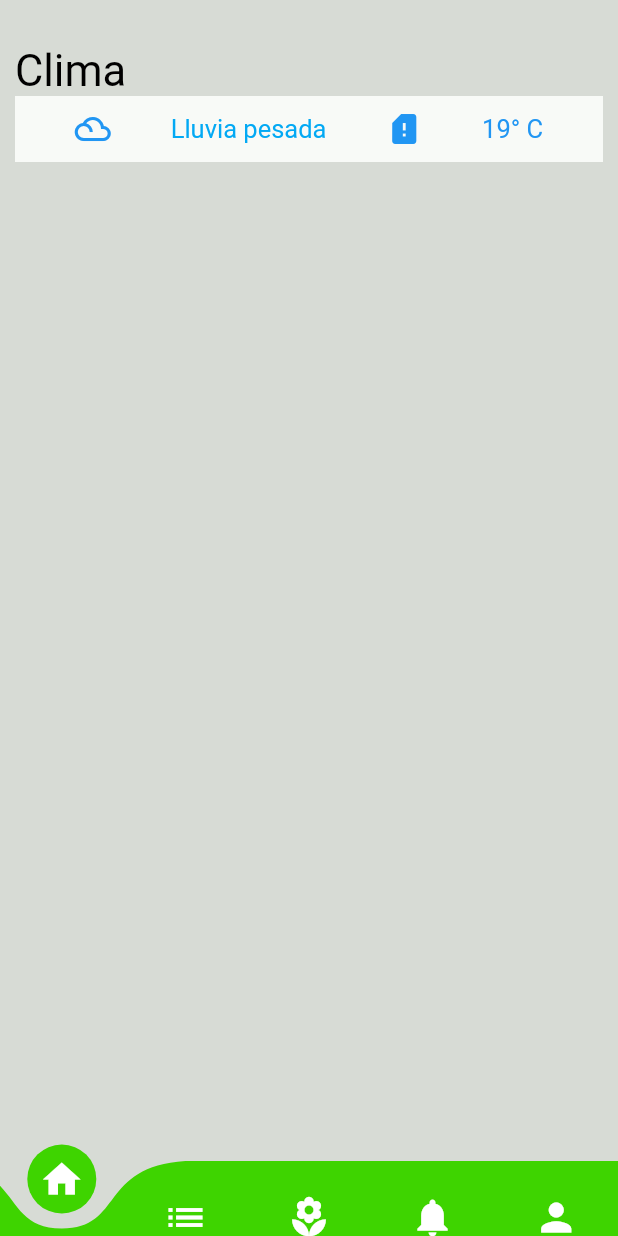
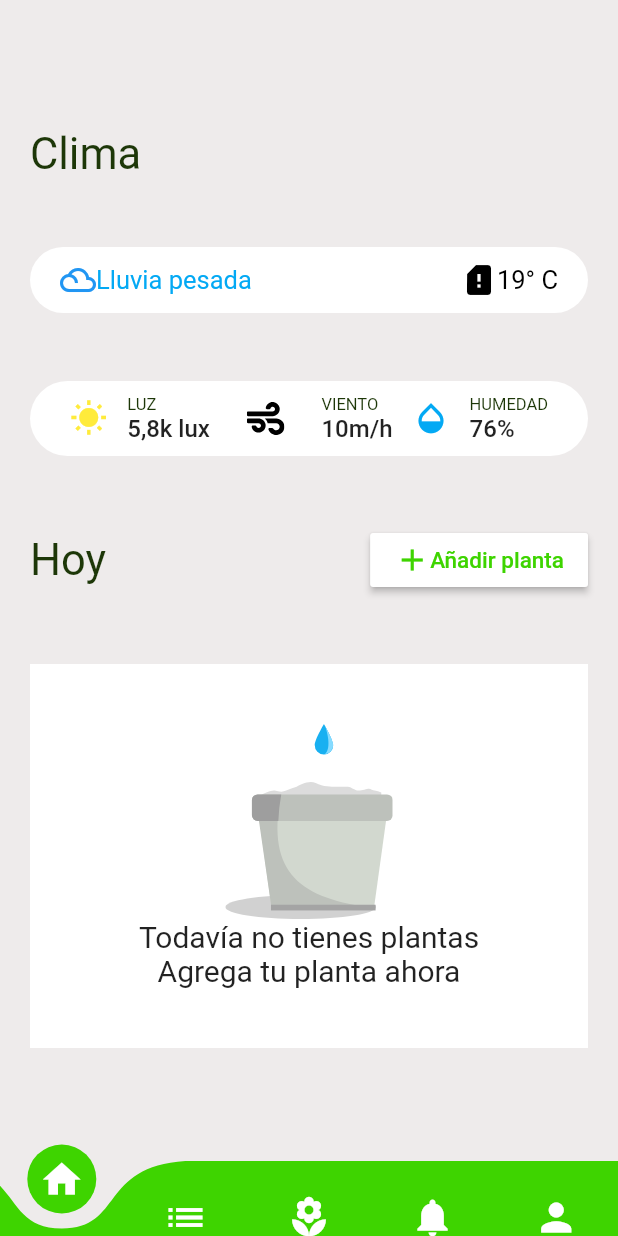
Before and after one commit to asloth/botanicare, a Flutter app: the screen it shows after launch, on a phone screen of 412 x 824 dp. Run offline on Flutter 3.47's test engine with Material 2 defaults, Android fonts, the phone set to English and light mode, and no system bars; drawn by our look-alikes of curved_navigation_bar; our stand-ins replace flutter_svg.

Commit message:
pantalla home diseño listo

```diff
--- /dev/null
+++ b/lib/src/ui/Constants.dart
@@ -0,0 +1,9 @@
+import 'package:flutter/material.dart';
+
+// Colors that we use in our app
+const kPrimaryColor = Color(0xFF3ED400);
+const kTextColor = Color(0xFF1D3708);
+const kBackgroundColor = Color(0xFFEEEBEB);
+const kBackgroundColor2 = Color(0xFFFFFFFF);
+
+const double kDefaultPadding = 20.0;
--- a/lib/src/ui/HomeScreen.dart
+++ b/lib/src/ui/HomeScreen.dart
@@ -1,3 +1,8 @@
+import 'package:botanicare/src/ui/Constants.dart';
+import 'package:botanicare/src/ui/home/AddPlantButton.dart';
+import 'package:botanicare/src/ui/home/EmptyGarden.dart';
+import 'package:botanicare/src/ui/home/WeatherDetail.dart';
+import 'package:botanicare/src/ui/home/WeatherWidget.dart';
 import 'package:flutter/material.dart';
 
 class HomeScreen extends StatelessWidget {
@@ -6,49 +11,36 @@ class HomeScreen extends StatelessWidget {
   @override
   Widget build(BuildContext context) {
     return Container(
-      color: Color.fromRGBO(215, 219, 213, 86),
-      padding: EdgeInsets.fromLTRB(10, 30, 10, 0),
+      color: kBackgroundColor,
+      padding: EdgeInsets.fromLTRB(kDefaultPadding, kDefaultPadding * 2,
+          kDefaultPadding, kDefaultPadding * 1.5),
       child: Column(
+        mainAxisAlignment: MainAxisAlignment.spaceEvenly,
         crossAxisAlignment: CrossAxisAlignment.stretch,
         children: [
           Text(
             'Clima',
             style: TextStyle(
-              color: Colors.black,
+              color: kTextColor,
               fontSize: 29,
             ),
           ),
-          Container(
-            padding: EdgeInsets.fromLTRB(0, 10, 0, 10),
-            color: Color.fromRGBO(248, 250, 247, 98),
-            child: Row(
-              mainAxisAlignment: MainAxisAlignment.spaceEvenly,
+          WeatherWidget(),
+          WeatherDetailWidget(),
+          Row(
             children: [
-                Icon(
-                  Icons.filter_drama,
-                  color: Colors.blue,
-                ),
               Text(
-                  'Lluvia pesada',
+                'Hoy',
                 style: TextStyle(
-                    fontSize: 17,
-                    color: Colors.lightBlue,
+                  color: kTextColor,
+                  fontSize: 29,
                 ),
               ),
-                Icon(
-                  Icons.sim_card_alert,
-                  color: Colors.blue,
-                ),
-                Text(
-                  '19° C',
-                  style: TextStyle(
-                    fontSize: 17,
-                    color: Colors.blue,
-                  ),
-                )
+              Spacer(),
+              AddPlantWidget(),
             ],
           ),
-          )
+          EmptyGardenWidget(),
         ],
       ),
     );
--- a/lib/src/ui/MenuBar.dart
+++ b/lib/src/ui/MenuBar.dart
@@ -1,3 +1,4 @@
+import 'package:botanicare/src/ui/Constants.dart';
 import 'package:botanicare/src/ui/HomeScreen.dart';
 import 'package:botanicare/src/ui/GardenScreen.dart';
 import 'package:flutter/material.dart';
@@ -56,9 +57,9 @@ class _MenuBarState extends State<MenuBar> {
             color: Colors.white,
           ),
         ],
-        color: Color.fromRGBO(62, 212, 0, 83),
-        buttonBackgroundColor: Color.fromRGBO(62, 212, 0, 83),
-        backgroundColor: Color.fromRGBO(215, 219, 213, 86),
+        color: kPrimaryColor,
+        buttonBackgroundColor: kPrimaryColor,
+        backgroundColor: kBackgroundColor,
         animationCurve: Curves.easeInOut,
         animationDuration: Duration(milliseconds: 600),
         onTap: (index) {
--- /dev/null
+++ b/lib/src/ui/home/AddPlantButton.dart
@@ -0,0 +1,29 @@
+import 'package:botanicare/src/ui/Constants.dart';
+import 'package:flutter/material.dart';
+
+class AddPlantWidget extends StatelessWidget {
+  const AddPlantWidget({Key key}) : super(key: key);
+
+  @override
+  Widget build(BuildContext context) {
+    return RaisedButton(
+      color: kBackgroundColor2,
+      onPressed: () {},
+      child: Row(
+        children: [
+          Icon(
+            Icons.add,
+            color: kPrimaryColor,
+          ),
+          Text(
+            'Añadir planta',
+            style: TextStyle(
+              color: kPrimaryColor,
+              fontSize: 15,
+            ),
+          )
+        ],
+      ),
+    );
+  }
+}
--- /dev/null
+++ b/lib/src/ui/home/EmptyGarden.dart
@@ -0,0 +1,36 @@
+import 'package:botanicare/src/ui/Constants.dart';
+import 'package:flutter/material.dart';
+import 'package:flutter_svg/flutter_svg.dart';
+
+class EmptyGardenWidget extends StatelessWidget {
+  const EmptyGardenWidget({Key key}) : super(key: key);
+
+  @override
+  Widget build(BuildContext context) {
+    return Container(
+      padding: EdgeInsets.symmetric(vertical: kDefaultPadding * 2),
+      color: kBackgroundColor2,
+      child: Column(
+        mainAxisAlignment: MainAxisAlignment.center,
+        children: [
+          SvgPicture.asset(
+            'assets/flower-pot.svg',
+            height: 130,
+          ),
+          Text(
+            'Todavía no tienes plantas',
+            style: TextStyle(
+              fontSize: 20,
+            ),
+          ),
+          Text(
+            'Agrega tu planta ahora',
+            style: TextStyle(
+              fontSize: 20,
+            ),
+          ),
+        ],
+      ),
+    );
+  }
+}
--- /dev/null
+++ b/lib/src/ui/home/WeatherDetail.dart
@@ -0,0 +1,102 @@
+import 'package:flutter/material.dart';
+import 'package:botanicare/src/ui/Constants.dart';
+import 'package:flutter_svg/flutter_svg.dart';
+
+class WeatherDetailWidget extends StatelessWidget {
+  const WeatherDetailWidget({Key key}) : super(key: key);
+
+  @override
+  Widget build(BuildContext context) {
+    return Container(
+      height: 50,
+      decoration: BoxDecoration(
+        color: kBackgroundColor2,
+        borderRadius: BorderRadius.circular(25),
+      ),
+      padding: EdgeInsets.symmetric(
+        vertical: kDefaultPadding / 10,
+        horizontal: kDefaultPadding,
+      ),
+      child: Row(
+        mainAxisAlignment: MainAxisAlignment.spaceAround,
+        children: [
+          Icon(
+            Icons.wb_sunny,
+            color: Colors.yellow,
+            size: 25,
+          ),
+          RichText(
+            text: TextSpan(
+              children: [
+                TextSpan(
+                  text: "Luz\n".toUpperCase(),
+                  style: TextStyle(
+                    color: kTextColor,
+                    fontSize: 11,
+                  ),
+                ),
+                TextSpan(
+                  text: "5,8k lux",
+                  style: Theme.of(context).textTheme.button.copyWith(
+                        fontSize: 16,
+                      ),
+                ),
+              ],
+            ),
+          ),
+          IconButton(
+            icon: SvgPicture.asset(
+              "assets/icons/wind-solid.svg",
+              height: 25,
+              width: 25,
+            ),
+            onPressed: () {},
+          ),
+          RichText(
+            text: TextSpan(
+              children: [
+                TextSpan(
+                  text: "Viento\n".toUpperCase(),
+                  style: TextStyle(
+                    color: kTextColor,
+                    fontSize: 11,
+                  ),
+                ),
+                TextSpan(
+                  text: "10m/h",
+                  style: Theme.of(context).textTheme.button.copyWith(
+                        fontSize: 16,
+                      ),
+                ),
+              ],
+            ),
+          ),
+          Icon(
+            Icons.opacity,
+            color: Colors.lightBlue,
+            size: 25,
+          ),
+          RichText(
+            text: TextSpan(
+              children: [
+                TextSpan(
+                  text: "Humedad\n".toUpperCase(),
+                  style: TextStyle(
+                    color: kTextColor,
+                    fontSize: 11,
+                  ),
+                ),
+                TextSpan(
+                  text: "76%",
+                  style: Theme.of(context).textTheme.button.copyWith(
+                        fontSize: 16,
+                      ),
+                ),
+              ],
+            ),
+          ),
+        ],
+      ),
+    );
+  }
+}
--- /dev/null
+++ b/lib/src/ui/home/WeatherWidget.dart
@@ -0,0 +1,47 @@
+import 'package:flutter/material.dart';
+import 'package:botanicare/src/ui/Constants.dart';
+
+class WeatherWidget extends StatelessWidget {
+  const WeatherWidget({Key key}) : super(key: key);
+
+  @override
+  Widget build(BuildContext context) {
+    return Container(
+      decoration: BoxDecoration(
+        color: kBackgroundColor2,
+        borderRadius: BorderRadius.circular(25),
+      ),
+      padding: EdgeInsets.symmetric(
+        vertical: kDefaultPadding / 2,
+        horizontal: kDefaultPadding,
+      ),
+      child: Row(
+        children: [
+          Icon(
+            Icons.filter_drama,
+            color: Colors.blue,
+          ),
+          Text(
+            'Lluvia pesada',
+            style: TextStyle(
+              fontSize: 17,
+              color: Colors.lightBlue,
+            ),
+          ),
+          Spacer(),
+          Icon(
+            Icons.sim_card_alert,
+            color: Colors.black,
+          ),
+          Text(
+            '19° C',
+            style: TextStyle(
+              fontSize: 17,
+              color: Colors.black,
+            ),
+          )
+        ],
+      ),
+    );
+  }
+}
--- a/pubspec.yaml
+++ b/pubspec.yaml
@@ -24,7 +24,7 @@ dependencies:
   flutter:
     sdk: flutter
   curved_navigation_bar: ^0.3.4
-
+  flutter_svg: ^0.19.0
   # The following adds the Cupertino Icons font to your application.
   # Use with the CupertinoIcons class for iOS style icons.
   cupertino_icons: ^0.1.3
@@ -43,7 +43,9 @@ flutter:
   # included with your application, so that you can use the icons in
   # the material Icons class.
   uses-material-design: true
-
+  assets:
+    - assets/icons/wind-solid.svg
+    - assets/flower-pot.svg
   # To add assets to your application, add an assets section, like this:
   # assets:
   #   - images/a_dot_burr.jpeg
```
Also changed, not shown: assets/flower-pot.svg (added), assets/icons/wind-solid.svg (added), pubspec.lock. Lines whose indentation alone changed are shown as unchanged.
